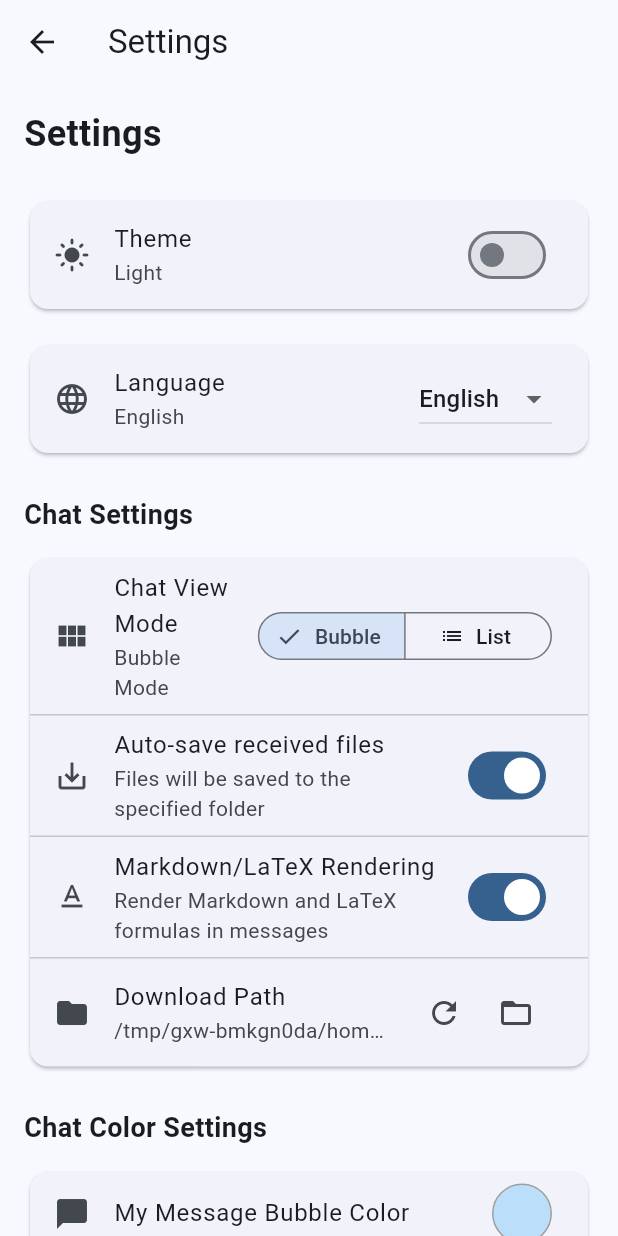
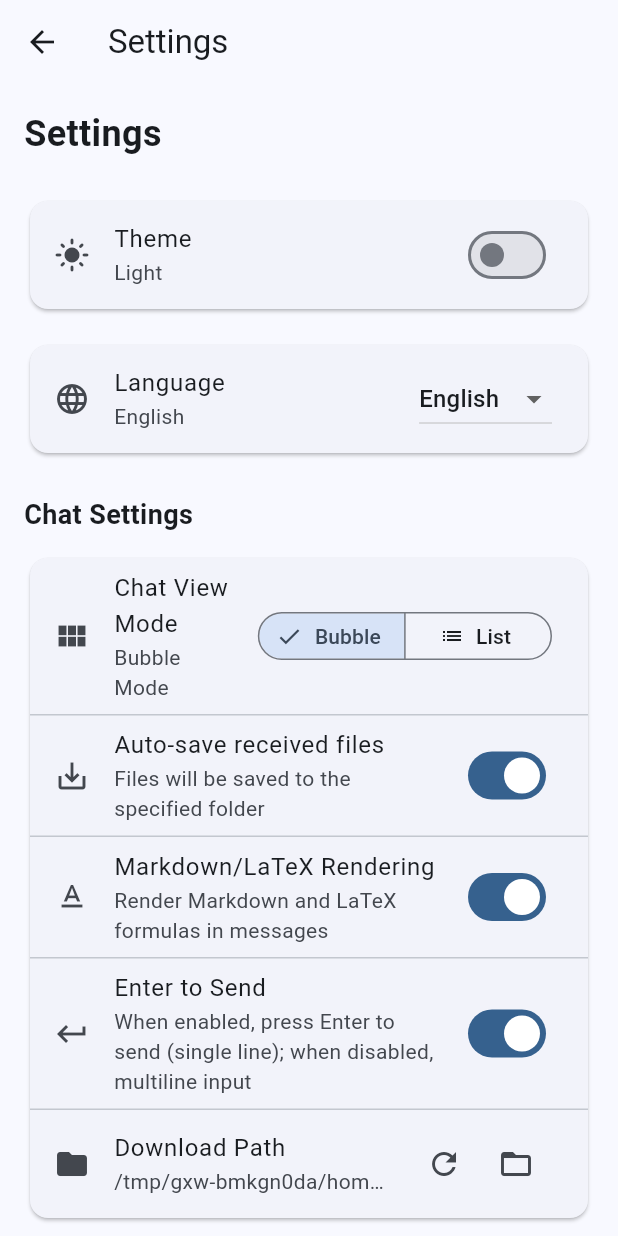
Before and after one commit to ILoveScratch2/TouchFish-Astra, a Flutter app: the screen it shows after launch, after a tap on the "settings" icon, on a phone screen of 412 x 824 dp. Run offline on Flutter 3.47's test engine with Material 3 defaults, Android fonts, the phone set to English and light mode, and no system bars; our stand-ins replace file_picker, flutter_markdown, shared_preferences; missing offline and left inert: flutter_math_fork.

Commit message:
feat: 支持Enter换行

```diff
--- a/lib/app_localizations.dart
+++ b/lib/app_localizations.dart
@@ -81,6 +81,8 @@ class AppLocalizations {
     'pick_ban_color': {'zh': '选择封禁提醒颜色', 'en': 'Pick Ban Notification Color'},
     'markdown_rendering': {'zh': 'Markdown/LaTeX渲染', 'en': 'Markdown/LaTeX Rendering'},
     'markdown_hint': {'zh': '启用后将渲染消息中的Markdown和LaTeX公式', 'en': 'Render Markdown and LaTeX formulas in messages'},
+    'enter_to_send': {'zh': 'Enter键发送消息', 'en': 'Enter to Send'},
+    'enter_to_send_hint': {'zh': '开启时按Enter发送(单行输入);关闭时支持多行输入', 'en': 'When enabled, press Enter to send (single line); when disabled, multiline input'},
   };
 
   String translate(String key, [List<String> args = const []]) {
@@ -166,6 +168,8 @@ class AppLocalizations {
   String get pickBanColor => translate('pick_ban_color');
   String get markdownRendering => translate('markdown_rendering');
   String get markdownHint => translate('markdown_hint');
+  String get enterToSend => translate('enter_to_send');
+  String get enterToSendHint => translate('enter_to_send_hint');
 }
 
 class AppLocalizationsDelegate extends LocalizationsDelegate<AppLocalizations> {
--- a/lib/chat_screen.dart
+++ b/lib/chat_screen.dart
@@ -34,6 +34,7 @@ class _ChatScreenState extends State<ChatScreen> {
   ChatViewMode _viewMode = ChatViewMode.bubble;
   ChatColors? _colors;
   bool _markdownEnabled = true;
+  bool _enterToSend = true;
 
   @override
   void initState() {
@@ -49,10 +50,12 @@ class _ChatScreenState extends State<ChatScreen> {
     final isDark = Theme.of(context).brightness == Brightness.dark;
     final modeIndex = prefs.getInt('chat_view_mode') ?? 1;
     final markdownEnabled = prefs.getBool('markdown_rendering') ?? true;
+    final enterToSend = prefs.getBool('enter_to_send') ?? true;
     if (!mounted) return;
     setState(() {
       _viewMode = ChatViewMode.values[modeIndex];
       _markdownEnabled = markdownEnabled;
+      _enterToSend = enterToSend;
     });
 
     final colors = await ChatColors.load(isDark);
@@ -202,7 +205,10 @@ class _ChatScreenState extends State<ChatScreen> {
   void _send() {
     final text = _controller.text.trim();
     if (text.isEmpty) return;
-    widget.socket.send(widget.username, text);
+    text.split('\n')
+        .where((line) => line.trim().isNotEmpty)
+        .forEach((line) => widget.socket.send(widget.username, line.trim()));
+
     _controller.clear();
   }
 
@@ -243,8 +249,8 @@ class _ChatScreenState extends State<ChatScreen> {
                     hintText: l10n.typeMessage,
                     border: const OutlineInputBorder(),
                   ),
-                  maxLines: null,
-                  onSubmitted: (_) => _send(),
+                  maxLines: _enterToSend ? 1 : null,
+                  onSubmitted: _enterToSend ? (_) => _send() : null,
                 ),
               ),
               const SizedBox(width: 8),
--- a/lib/settings_screen.dart
+++ b/lib/settings_screen.dart
@@ -33,6 +33,7 @@ class _SettingsScreenState extends State<SettingsScreen> {
   bool _autoSaveFiles = true;
   String _downloadPath = '';
   bool _markdownRendering = true;
+  bool _enterToSend = true;
 
   @override
   void initState() {
@@ -62,6 +63,7 @@ class _SettingsScreenState extends State<SettingsScreen> {
       _autoSaveFiles = prefs.getBool('auto_save_files') ?? true;
       _downloadPath = prefs.getString('download_path') ?? defaultPath;
       _markdownRendering = prefs.getBool('markdown_rendering') ?? true;
+      _enterToSend = prefs.getBool('enter_to_send') ?? true;
     });
   }
 
@@ -361,6 +363,20 @@ class _SettingsScreenState extends State<SettingsScreen> {
                 },
               ),
               const Divider(height: 1),
+              SwitchListTile(
+                secondary: const Icon(Icons.keyboard_return),
+                title: Text(l10n.enterToSend),
+                subtitle: Text(l10n.enterToSendHint),
+                value: _enterToSend,
+                onChanged: (value) async {
+                  final prefs = await SharedPreferences.getInstance();
+                  await prefs.setBool('enter_to_send', value);
+                  setState(() {
+                    _enterToSend = value;
+                  });
+                },
+              ),
+              const Divider(height: 1),
               ListTile(
                 leading: const Icon(Icons.folder),
                 title: Text(l10n.downloadPath),
```
Also changed, not shown: lib/widgets/message_content.dart (added, +109 -0 lines).
